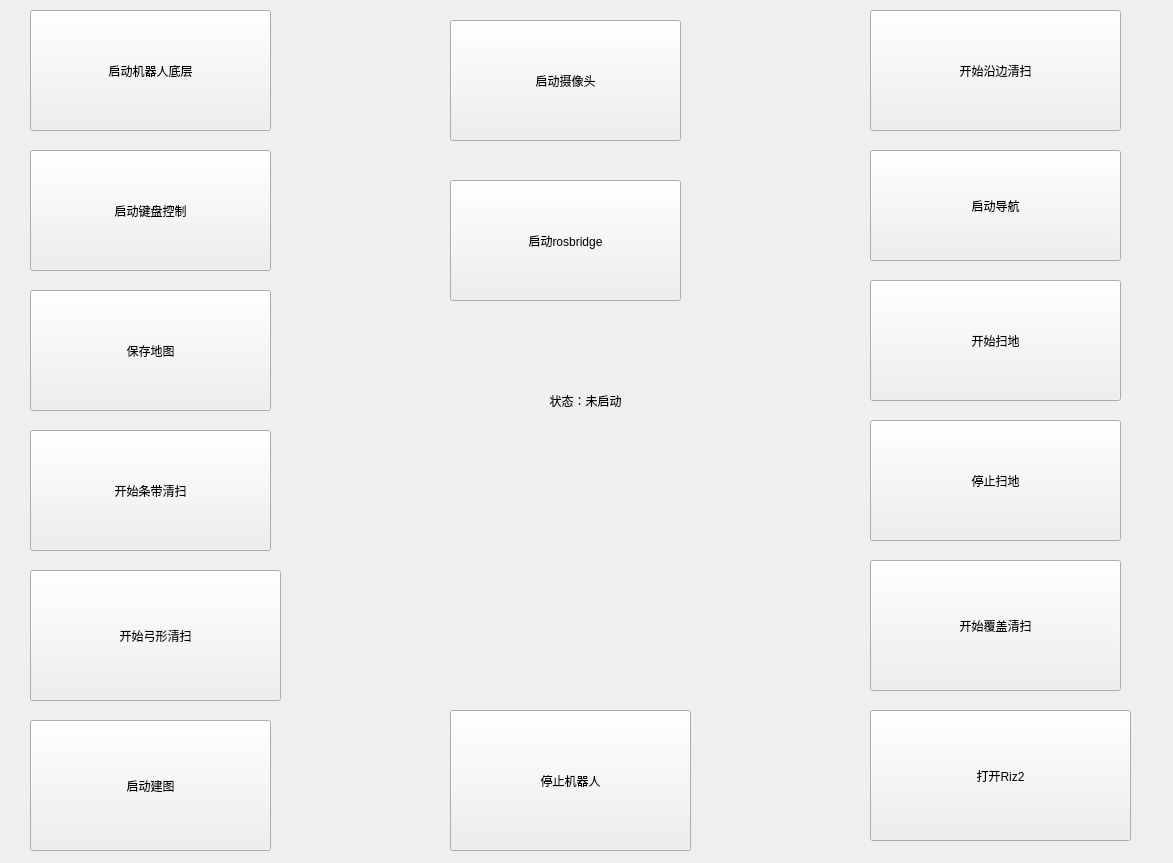
211jerry/ros2_uppercomputer_Qt5_software, file cleaning_robot_software/widget.ui: the form before one commit.
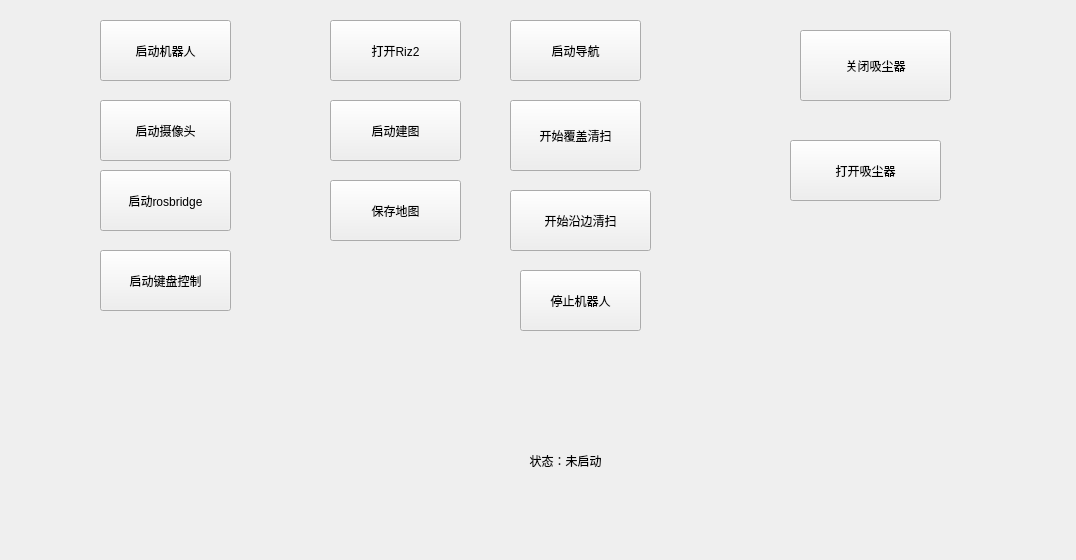
The form after the commit.

```diff
--- a/cleaning_robot_software/widget.ui
+++ b/cleaning_robot_software/widget.ui
@@ -6,8 +6,8 @@
    <rect>
     <x>0</x>
     <y>0</y>
-    <width>1173</width>
-    <height>863</height>
+    <width>1076</width>
+    <height>560</height>
    </rect>
   </property>
   <property name="windowTitle">
@@ -16,21 +16,21 @@
   <widget class="QPushButton" name="pushButton">
    <property name="geometry">
     <rect>
-     <x>30</x>
-     <y>10</y>
-     <width>241</width>
-     <height>121</height>
+     <x>100</x>
+     <y>20</y>
+     <width>131</width>
+     <height>61</height>
     </rect>
    </property>
    <property name="text">
-    <string>启动机器人底层</string>
+    <string>启动机器人</string>
    </property>
   </widget>
   <widget class="QLabel" name="label">
    <property name="geometry">
     <rect>
-     <x>450</x>
-     <y>310</y>
+     <x>430</x>
+     <y>370</y>
      <width>271</width>
      <height>181</height>
     </rect>
@@ -45,10 +45,10 @@
   <widget class="QPushButton" name="pushButton_2">
    <property name="geometry">
     <rect>
-     <x>450</x>
-     <y>710</y>
-     <width>241</width>
-     <height>141</height>
+     <x>520</x>
+     <y>270</y>
+     <width>121</width>
+     <height>61</height>
     </rect>
    </property>
    <property name="text">
@@ -58,10 +58,10 @@
   <widget class="QPushButton" name="pushButton_3">
    <property name="geometry">
     <rect>
-     <x>30</x>
-     <y>720</y>
-     <width>241</width>
-     <height>131</height>
+     <x>330</x>
+     <y>100</y>
+     <width>131</width>
+     <height>61</height>
     </rect>
    </property>
    <property name="text">
@@ -71,10 +71,10 @@
   <widget class="QPushButton" name="pushButton_4">
    <property name="geometry">
     <rect>
-     <x>30</x>
-     <y>150</y>
-     <width>241</width>
-     <height>121</height>
+     <x>100</x>
+     <y>250</y>
+     <width>131</width>
+     <height>61</height>
     </rect>
    </property>
    <property name="text">
@@ -84,10 +84,10 @@
   <widget class="QPushButton" name="pushButton_5">
    <property name="geometry">
     <rect>
-     <x>30</x>
-     <y>290</y>
-     <width>241</width>
-     <height>121</height>
+     <x>330</x>
+     <y>180</y>
+     <width>131</width>
+     <height>61</height>
     </rect>
    </property>
    <property name="text">
@@ -97,10 +97,10 @@
   <widget class="QPushButton" name="pushButton_6">
    <property name="geometry">
     <rect>
-     <x>870</x>
-     <y>150</y>
-     <width>251</width>
-     <height>111</height>
+     <x>510</x>
+     <y>20</y>
+     <width>131</width>
+     <height>61</height>
     </rect>
    </property>
    <property name="text">
@@ -110,36 +110,36 @@
   <widget class="QPushButton" name="pushButton_7">
    <property name="geometry">
     <rect>
-     <x>870</x>
-     <y>280</y>
-     <width>251</width>
-     <height>121</height>
+     <x>800</x>
+     <y>30</y>
+     <width>151</width>
+     <height>71</height>
     </rect>
    </property>
    <property name="text">
-    <string>开始扫地</string>
+    <string>关闭吸尘器</string>
    </property>
   </widget>
   <widget class="QPushButton" name="pushButton_8">
    <property name="geometry">
     <rect>
-     <x>870</x>
-     <y>420</y>
-     <width>251</width>
-     <height>121</height>
+     <x>790</x>
+     <y>140</y>
+     <width>151</width>
+     <height>61</height>
     </rect>
    </property>
    <property name="text">
-    <string>停止扫地</string>
+    <string>打开吸尘器</string>
    </property>
   </widget>
   <widget class="QPushButton" name="pushButton_9">
    <property name="geometry">
     <rect>
-     <x>870</x>
-     <y>560</y>
-     <width>251</width>
-     <height>131</height>
+     <x>510</x>
+     <y>100</y>
+     <width>131</width>
+     <height>71</height>
     </rect>
    </property>
    <property name="text">
@@ -149,62 +149,36 @@
   <widget class="QPushButton" name="pushButton_10">
    <property name="geometry">
     <rect>
-     <x>870</x>
-     <y>710</y>
-     <width>261</width>
-     <height>131</height>
+     <x>330</x>
+     <y>20</y>
+     <width>131</width>
+     <height>61</height>
     </rect>
    </property>
    <property name="text">
     <string>打开Riz2</string>
    </property>
   </widget>
-  <widget class="QPushButton" name="pushButton_11">
-   <property name="geometry">
-    <rect>
-     <x>30</x>
-     <y>430</y>
-     <width>241</width>
-     <height>121</height>
-    </rect>
-   </property>
-   <property name="text">
-    <string>开始条带清扫</string>
-   </property>
-  </widget>
   <widget class="QPushButton" name="pushButton_12">
    <property name="geometry">
     <rect>
-     <x>870</x>
-     <y>10</y>
-     <width>251</width>
-     <height>121</height>
+     <x>510</x>
+     <y>190</y>
+     <width>141</width>
+     <height>61</height>
     </rect>
    </property>
    <property name="text">
     <string>开始沿边清扫</string>
    </property>
   </widget>
-  <widget class="QPushButton" name="pushButton_13">
-   <property name="geometry">
-    <rect>
-     <x>30</x>
-     <y>570</y>
-     <width>251</width>
-     <height>131</height>
-    </rect>
-   </property>
-   <property name="text">
-    <string>开始弓形清扫</string>
-   </property>
-  </widget>
   <widget class="QPushButton" name="pushButton_14">
    <property name="geometry">
     <rect>
-     <x>450</x>
-     <y>20</y>
-     <width>231</width>
-     <height>121</height>
+     <x>100</x>
+     <y>100</y>
+     <width>131</width>
+     <height>61</height>
     </rect>
    </property>
    <property name="text">
@@ -214,10 +188,10 @@
   <widget class="QPushButton" name="pushButton_15">
    <property name="geometry">
     <rect>
-     <x>450</x>
-     <y>180</y>
-     <width>231</width>
-     <height>121</height>
+     <x>100</x>
+     <y>170</y>
+     <width>131</width>
+     <height>61</height>
     </rect>
    </property>
    <property name="text">
```
